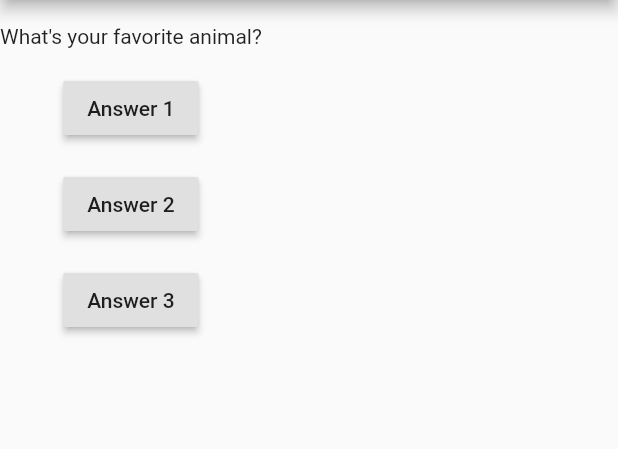
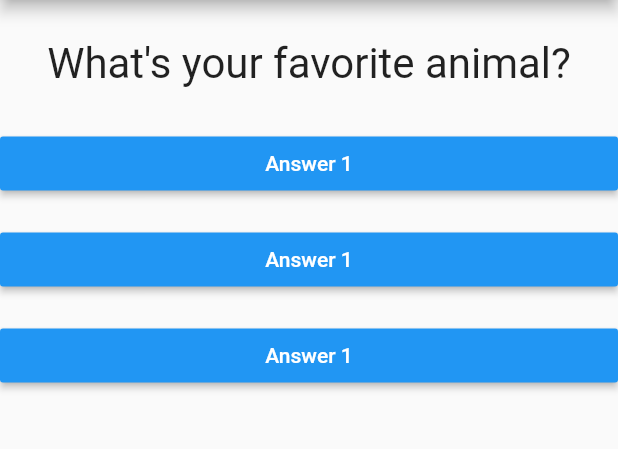
Before and after one commit to shinigamirex888/Quizee, a Flutter app: the screen it shows after launch, after a tap on "Answer 1", on a phone screen of 412 x 824 dp, the part 84-533 px from its top. Run offline on Flutter 3.47's test engine with Material 2 defaults, Android fonts, the phone set to English and light mode, and no system bars.

Commit message:
made custom widjets

```diff
--- /dev/null
+++ b/lib/answer.dart
@@ -0,0 +1,22 @@
+import 'package:flutter/material.dart';
+
+
+class Answer extends StatelessWidget {
+
+  final Function selectHandler;
+
+  Answer(this.selectHandler);
+
+  @override
+  Widget build(BuildContext context) {
+    return Container(
+      width: double.infinity,
+      child:RaisedButton(
+              textColor: Colors.white,
+              color: Colors.blue,
+              child: Text("Answer 1"),
+              onPressed: selectHandler,
+            ),
+    );
+  }
+}
--- a/lib/main.dart
+++ b/lib/main.dart
@@ -1,4 +1,7 @@
 import 'package:flutter/material.dart';
+
+import './question.dart';
+import './answer.dart';
 
 void main() {
   runApp(MyApp());
@@ -8,19 +11,19 @@ class MyApp extends StatefulWidget {
   @override
   State<StatefulWidget> createState() {
     // TODO: implement createState
-    return MyAppState();
+    return _MyAppState();
   }
 }
 
-class MyAppState extends State<MyApp> {
-  var questionIndex = 0;
+class _MyAppState extends State<MyApp> {
+  var _questionIndex = 0;
 
-  void answerQuestion() {
+  void _answerQuestion() {
     setState(() {
-          questionIndex += 1;
-        });
+      _questionIndex += 1;
+    });
     //questionIndex += 1;
-    print(questionIndex);
+    print(_questionIndex);
   } //anonymous function be like ()=>print('Answer chosen!');
 
   @override
@@ -38,22 +41,13 @@ class MyAppState extends State<MyApp> {
         body: Column(
           children: [
             SizedBox(height: 16),
-            Text(questions[questionIndex]),
+            Question(questions[_questionIndex]),
             SizedBox(height: 16),
-            RaisedButton(
-              child: Text("Answer 1"),
-              onPressed: answerQuestion,
-            ),
+            Answer(_answerQuestion),
             SizedBox(height: 16),
-            RaisedButton(
-              child: Text("Answer 2"),
-              onPressed: answerQuestion,
-            ),
+            Answer(_answerQuestion),
             SizedBox(height: 16),
-            RaisedButton(
-              child: Text("Answer 3"),
-              onPressed: answerQuestion,
-            ),
+            Answer(_answerQuestion),
             SizedBox(height: 16),
           ],
         ),
--- /dev/null
+++ b/lib/question.dart
@@ -0,0 +1,20 @@
+import 'package:flutter/material.dart';
+
+class Question extends StatelessWidget {
+  final String questionText;
+
+  Question(this.questionText);
+
+  @override
+  Widget build(BuildContext context) {
+    return Container(
+      width: double.infinity,
+      margin: EdgeInsets.all(10),
+      child: Text(
+        questionText,
+        style: TextStyle(fontSize: 28),
+        textAlign: TextAlign.center,
+      ),
+    );
+  }
+}
```
